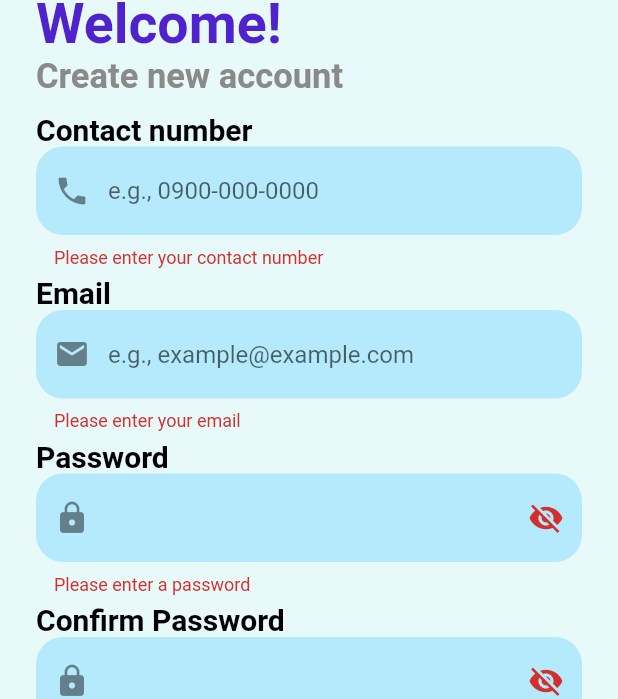
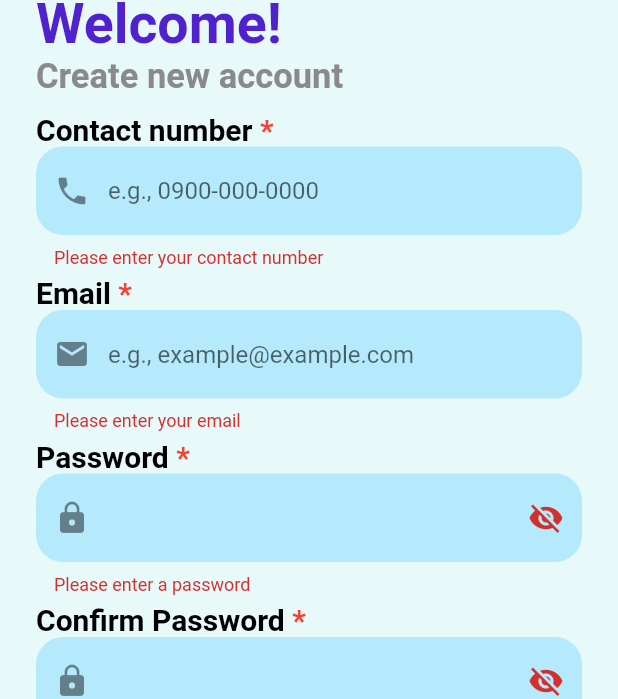
Before and after one commit to Versach-eh/gunita, a Flutter app: the SignUpScreen screen opened directly, after a tap on "NEXT", on a phone screen of 412 x 824 dp. Shown: the part 146-845 px from the top of the screen. Run offline on Flutter 3.47's test engine with Material 2 defaults, Android fonts, the phone set to English and light mode, and no system bars; our stand-ins replace carousel_slider, cloud_firestore, firebase_auth, firebase_core, firebase_storage, flutter_spinkit and 5 more; accounts and stored records are empty.

```diff
--- a/lib/screens/signup_screen.dart
+++ b/lib/screens/signup_screen.dart
@@ -79,15 +79,12 @@ class _SignUpScreenState extends State<SignUpScreen> {
   }
 
   bool passwordConfirmed() {
-    return _passwordTextController.text.trim() ==
-        _confirmPasswordTextController.text.trim();
+    return _passwordTextController.text.trim() == _confirmPasswordTextController.text.trim();
   }
 
   Future addUserAccountDetails(String email) async {
     final user = FirebaseAuth.instance.currentUser!;
-    await FirebaseFirestore.instance
-        .collection('Users/${user.uid}/UserDetails')
-        .add({
+    await FirebaseFirestore.instance.collection('Users/${user.uid}/UserDetails').add({
       'email': email,
     });
   }
@@ -163,21 +160,14 @@ class _SignUpScreenState extends State<SignUpScreen> {
     return Column(
       crossAxisAlignment: CrossAxisAlignment.stretch,
       children: [
-        const Text(
-          "Contact number",
-          style: TextStyle(
-            fontSize: 20,
-            fontWeight: FontWeight.bold,
-            color: Color(0xff020003),
-          ),
-        ),
+        _requiredFieldLabel("Contact number"),
         TextFormField(
           validator: (value) {
             if (value == null || value.isEmpty) {
               return 'Please enter your contact number';
             }
-            if (!RegExp(r'^\d{4}-\d{3}-\d{4}$').hasMatch(value)) {
-              return 'Invalid contact number format';
+            if (!RegExp(r'^09\d{2}-\d{3}-\d{4}$').hasMatch(value)) {
+              return 'Invalid contact number format. It should start with 09';
             }
             return null; // Return null if validation succeeds
           },
@@ -201,14 +191,7 @@ class _SignUpScreenState extends State<SignUpScreen> {
         const SizedBox(
           height: 5,
         ),
-        const Text(
-          "Email",
-          style: TextStyle(
-            fontSize: 20,
-            fontWeight: FontWeight.bold,
-            color: Color(0xff020003),
-          ),
-        ),
+        _requiredFieldLabel("Email"),
         TextFormField(
           validator: (value) {
             if (value == null || value.isEmpty) {
@@ -241,14 +224,7 @@ class _SignUpScreenState extends State<SignUpScreen> {
         const SizedBox(
           height: 5,
         ),
-        const Text(
-          "Password",
-          style: TextStyle(
-            fontSize: 20,
-            fontWeight: FontWeight.bold,
-            color: Color(0xff020003),
-          ),
-        ),
+        _requiredFieldLabel("Password"),
         TextFormField(
           validator: (value) {
             if (value == null || value.isEmpty) {
@@ -270,9 +246,7 @@ class _SignUpScreenState extends State<SignUpScreen> {
             prefixIcon: const Icon(Icons.lock),
             suffixIcon: IconButton(
               icon: Icon(
-                _showPassword
-                    ? Icons.visibility
-                    : Icons.visibility_off,
+                _showPassword ? Icons.visibility : Icons.visibility_off,
               ),
               onPressed: () {
                 setState(() {
@@ -289,14 +263,7 @@ class _SignUpScreenState extends State<SignUpScreen> {
         const SizedBox(
           height: 5,
         ),
-        const Text(
-          "Confirm Password",
-          style: TextStyle(
-            fontSize: 20,
-            fontWeight: FontWeight.bold,
-            color: Color(0xff020003),
-          ),
-        ),
+        _requiredFieldLabel("Confirm Password"),
         TextFormField(
           validator: (value) {
             if (value == null || value.isEmpty) {
@@ -318,9 +285,7 @@ class _SignUpScreenState extends State<SignUpScreen> {
             prefixIcon: const Icon(Icons.lock),
             suffixIcon: IconButton(
               icon: Icon(
-                _showPassword
-                    ? Icons.visibility
-                    : Icons.visibility_off,
+                _showPassword ? Icons.visibility : Icons.visibility_off,
               ),
               onPressed: () {
                 setState(() {
@@ -362,4 +327,27 @@ class _SignUpScreenState extends State<SignUpScreen> {
       ],
     );
   }
+
+  Widget _requiredFieldLabel(String label) {
+    return Row(
+      children: [
+        Text(
+          label,
+          style: TextStyle(
+            fontSize: 20,
+            fontWeight: FontWeight.bold,
+            color: Color(0xff020003),
+          ),
+        ),
+        Text(
+          " *", // Asterisk indicating required field
+          style: TextStyle(
+            fontSize: 20,
+            fontWeight: FontWeight.bold,
+            color: Colors.red, // Red asterisk color
+          ),
+        ),
+      ],
+    );
+  }
 }
```
Also changed, not shown: lib/screens/get_started.dart (+3 -4 lines), lib/screens/landingpage_screen.dart (+8 -8 lines), lib/screens/pre_signup_screen.dart (+56 -53 lines), lib/screens/signin_screen.dart (+56 -66 lines), 4 other files.
